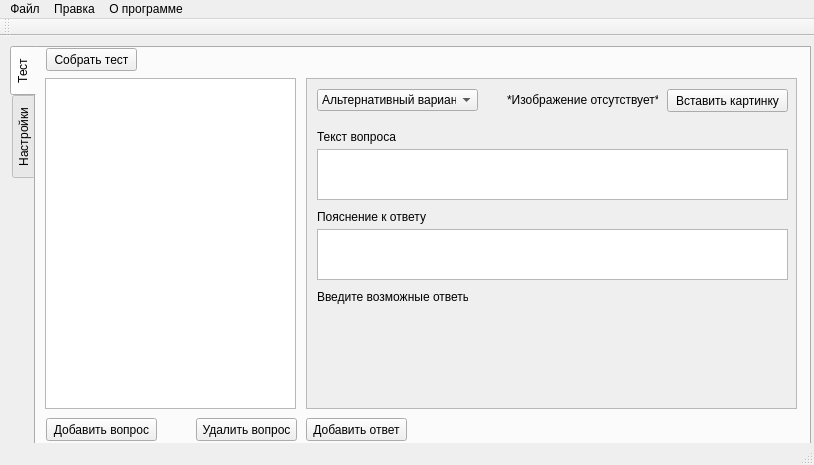
Old version of the form mainwindow.ui in the repository ImTema/createAndroidTest.
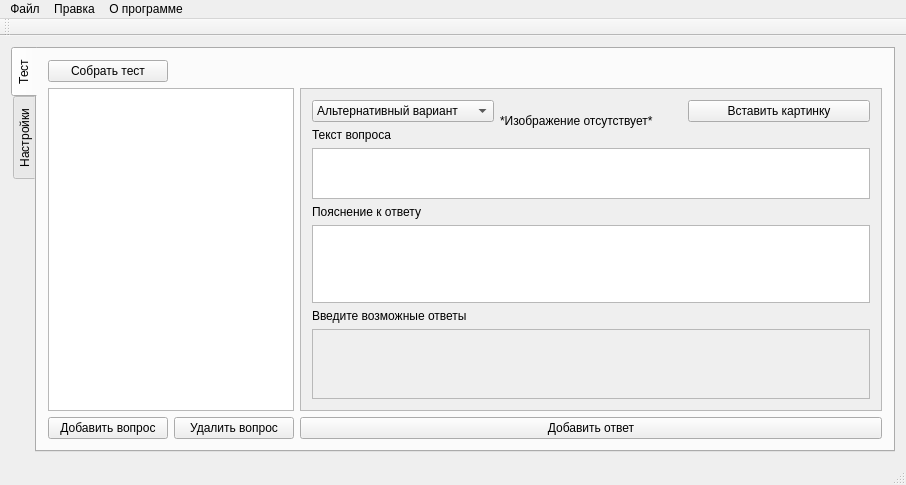
New version of the form. The open tabs and pages were chosen to show the change.

```diff
--- a/mainwindow.ui
+++ b/mainwindow.ui
@@ -6,7 +6,7 @@
    <rect>
     <x>0</x>
     <y>0</y>
-    <width>814</width>
+    <width>906</width>
     <height>465</height>
    </rect>
   </property>
@@ -14,14 +14,17 @@
    <string>MainWindow</string>
   </property>
   <widget class="QWidget" name="centralWidget">
+   <layout class="QVBoxLayout" name="verticalLayout_2">
+    <item>
    <widget class="QTabWidget" name="tabWidget">
-    <property name="geometry">
-     <rect>
-      <x>10</x>
-      <y>10</y>
-      <width>801</width>
-      <height>401</height>
-     </rect>
+      <property name="enabled">
+       <bool>true</bool>
+      </property>
+      <property name="minimumSize">
+       <size>
+        <width>0</width>
+        <height>405</height>
+       </size>
     </property>
     <property name="tabPosition">
      <enum>QTabWidget::West</enum>
@@ -33,31 +36,31 @@
      <attribute name="title">
       <string>Тест</string>
      </attribute>
-     <widget class="QListWidget" name="questionsListWidget">
-      <property name="geometry">
-       <rect>
-        <x>9</x>
-        <y>30</y>
-        <width>251</width>
-        <height>331</height>
-       </rect>
-      </property>
-     </widget>
+       <layout class="QGridLayout" name="gridLayout">
+        <item row="0" column="0">
+         <widget class="QPushButton" name="compileTestButton">
+          <property name="text">
+           <string>Собрать тест</string>
+          </property>
+         </widget>
+        </item>
+        <item row="1" column="0" colspan="2">
+         <widget class="QListWidget" name="questionsListWidget"/>
+        </item>
+        <item row="1" column="2">
      <widget class="QScrollArea" name="scrollArea">
-      <property name="geometry">
-       <rect>
-        <x>270</x>
-        <y>30</y>
-        <width>491</width>
-        <height>331</height>
-       </rect>
-      </property>
       <property name="sizePolicy">
        <sizepolicy hsizetype="Expanding" vsizetype="Expanding">
         <horstretch>0</horstretch>
         <verstretch>0</verstretch>
        </sizepolicy>
       </property>
+          <property name="minimumSize">
+           <size>
+            <width>582</width>
+            <height>313</height>
+           </size>
+          </property>
       <property name="sizeIncrement">
        <size>
         <width>0</width>
@@ -75,19 +78,13 @@
         <rect>
          <x>0</x>
          <y>0</y>
-         <width>489</width>
-         <height>329</height>
-        </rect>
-       </property>
+             <width>580</width>
+             <height>321</height>
+            </rect>
+           </property>
+           <layout class="QGridLayout" name="gridLayout_2">
+            <item row="0" column="0">
        <widget class="QComboBox" name="questionTypeComboBox">
-        <property name="geometry">
-         <rect>
-          <x>10</x>
-          <y>10</y>
-          <width>161</width>
-          <height>22</height>
-         </rect>
-        </property>
         <item>
          <property name="text">
           <string>Альтернативный вариант</string>
@@ -119,28 +116,23 @@
          </property>
         </item>
        </widget>
+            </item>
+            <item row="0" column="2">
+             <widget class="QPushButton" name="insertImage">
+              <property name="text">
+               <string>Вставить картинку</string>
+              </property>
+             </widget>
+            </item>
+            <item row="1" column="0">
        <widget class="QLabel" name="label">
-        <property name="geometry">
-         <rect>
-          <x>10</x>
-          <y>50</y>
-          <width>81</width>
-          <height>16</height>
-         </rect>
-        </property>
         <property name="text">
          <string>Текст вопроса</string>
         </property>
        </widget>
+            </item>
+            <item row="2" column="0" colspan="3">
        <widget class="QTextEdit" name="questionTextTextEdit">
-        <property name="geometry">
-         <rect>
-          <x>10</x>
-          <y>70</y>
-          <width>471</width>
-          <height>51</height>
-         </rect>
-        </property>
         <property name="sizePolicy">
          <sizepolicy hsizetype="Expanding" vsizetype="Expanding">
           <horstretch>0</horstretch>
@@ -153,6 +145,12 @@
           <height>51</height>
          </size>
         </property>
+              <property name="maximumSize">
+               <size>
+                <width>16777215</width>
+                <height>102</height>
+               </size>
+              </property>
         <property name="sizeAdjustPolicy">
          <enum>QAbstractScrollArea::AdjustToContents</enum>
         </property>
@@ -160,133 +158,102 @@
          <number>0</number>
         </property>
        </widget>
+            </item>
+            <item row="3" column="0">
        <widget class="QLabel" name="label_2">
-        <property name="geometry">
-         <rect>
-          <x>10</x>
-          <y>130</y>
-          <width>111</width>
-          <height>16</height>
-         </rect>
-        </property>
         <property name="text">
          <string>Пояснение к ответу</string>
         </property>
        </widget>
+            </item>
+            <item row="4" column="0" colspan="3">
+             <widget class="QTextEdit" name="explanationTextTextEdit">
+              <property name="minimumSize">
+               <size>
+                <width>0</width>
+                <height>51</height>
+               </size>
+              </property>
+              <property name="sizeIncrement">
+               <size>
+                <width>0</width>
+                <height>102</height>
+               </size>
+              </property>
+             </widget>
+            </item>
+            <item row="5" column="0">
        <widget class="QLabel" name="label_3">
-        <property name="geometry">
-         <rect>
-          <x>10</x>
-          <y>210</y>
-          <width>151</width>
-          <height>16</height>
-         </rect>
-        </property>
         <property name="text">
          <string>Введите возможные ответы</string>
         </property>
        </widget>
-       <widget class="QTextEdit" name="explanationTextTextEdit">
-        <property name="geometry">
-         <rect>
-          <x>10</x>
-          <y>150</y>
-          <width>471</width>
-          <height>51</height>
-         </rect>
-        </property>
-       </widget>
-       <widget class="QWidget" name="verticalLayoutWidget">
+            </item>
+            <item row="6" column="0" colspan="3">
+             <widget class="QScrollArea" name="answersScrollArea">
+              <property name="verticalScrollBarPolicy">
+               <enum>Qt::ScrollBarAsNeeded</enum>
+              </property>
+              <property name="sizeAdjustPolicy">
+               <enum>QAbstractScrollArea::AdjustIgnored</enum>
+              </property>
+              <property name="widgetResizable">
+               <bool>true</bool>
+              </property>
+              <widget class="QWidget" name="answersScrollAreaWidgetContents">
         <property name="geometry">
          <rect>
-          <x>10</x>
-          <y>230</y>
-          <width>471</width>
-          <height>80</height>
-         </rect>
-        </property>
-        <layout class="QVBoxLayout" name="answersVLayout"/>
-       </widget>
+                 <x>0</x>
+                 <y>0</y>
+                 <width>560</width>
+                 <height>69</height>
+                </rect>
+               </property>
+              </widget>
+             </widget>
+            </item>
+            <item row="0" column="1" rowspan="2">
        <widget class="QLabel" name="imageLabel">
-        <property name="geometry">
-         <rect>
-          <x>200</x>
-          <y>10</y>
-          <width>151</width>
-          <height>21</height>
-         </rect>
+              <property name="cursor">
+               <cursorShape>PointingHandCursor</cursorShape>
         </property>
         <property name="text">
          <string>*Изображение отсутствует*</string>
         </property>
        </widget>
-       <widget class="QPushButton" name="insertImage">
-        <property name="geometry">
-         <rect>
-          <x>360</x>
-          <y>10</y>
-          <width>121</width>
-          <height>23</height>
-         </rect>
-        </property>
-        <property name="text">
-         <string>Вставить картинку</string>
-        </property>
-       </widget>
-      </widget>
-     </widget>
+            </item>
+           </layout>
+          </widget>
+         </widget>
+        </item>
+        <item row="2" column="0">
      <widget class="QPushButton" name="addQuestionButton">
-      <property name="geometry">
-       <rect>
-        <x>10</x>
-        <y>370</y>
-        <width>111</width>
-        <height>23</height>
-       </rect>
-      </property>
       <property name="text">
        <string>Добавить вопрос</string>
       </property>
      </widget>
+        </item>
+        <item row="2" column="1">
      <widget class="QPushButton" name="deleteQuestionButton">
-      <property name="geometry">
-       <rect>
-        <x>160</x>
-        <y>370</y>
-        <width>101</width>
-        <height>23</height>
-       </rect>
-      </property>
       <property name="text">
        <string>Удалить вопрос</string>
       </property>
      </widget>
-     <widget class="QPushButton" name="compileTestButton">
-      <property name="geometry">
-       <rect>
-        <x>10</x>
-        <y>0</y>
-        <width>91</width>
-        <height>23</height>
-       </rect>
-      </property>
-      <property name="text">
-       <string>Собрать тест</string>
-      </property>
-     </widget>
+        </item>
+        <item row="2" column="2">
      <widget class="QPushButton" name="addAnswerButton">
-      <property name="geometry">
-       <rect>
-        <x>270</x>
-        <y>370</y>
-        <width>101</width>
-        <height>23</height>
-       </rect>
-      </property>
       <property name="text">
        <string>Добавить ответ</string>
       </property>
      </widget>
+        </item>
+       </layout>
+       <zorder>questionsListWidget</zorder>
+       <zorder>scrollArea</zorder>
+       <zorder>addQuestionButton</zorder>
+       <zorder>deleteQuestionButton</zorder>
+       <zorder>compileTestButton</zorder>
+       <zorder>addAnswerButton</zorder>
     </widget>
     <widget class="QWidget" name="tab_2">
      <attribute name="title">
@@ -477,26 +444,17 @@
        </layout>
       </widget>
      </widget>
-     <widget class="QWidget" name="widget_5" native="true">
-      <property name="geometry">
-       <rect>
-        <x>380</x>
-        <y>120</y>
-        <width>100</width>
-        <height>58</height>
-       </rect>
-      </property>
-      <layout class="QVBoxLayout" name="verticalLayout_2"/>
-     </widget>
-    </widget>
-   </widget>
+      </widget>
+     </widget>
+    </item>
+   </layout>
   </widget>
   <widget class="QMenuBar" name="menuBar">
    <property name="geometry">
     <rect>
      <x>0</x>
      <y>0</y>
-     <width>814</width>
+     <width>906</width>
      <height>21</height>
     </rect>
    </property>
```
Left out of the diff: 11 changed lines with no effect on the pictures. Lines whose indentation alone changed are shown as unchanged.
